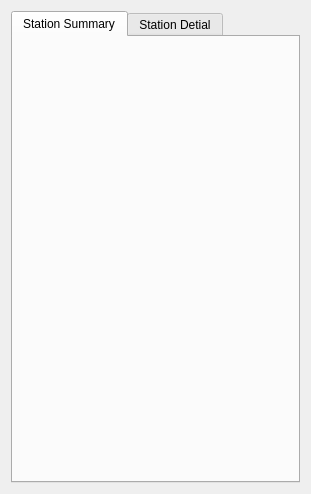
This is mtpy/gui/SmartMT/ui_asset/station_status.ui in MTgeophysics/mtpy as Qt 5 draws it before an edit. The edited form follows.
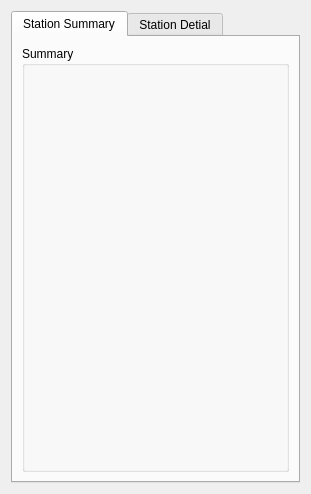
This is the edited form. The open tabs and pages were chosen to show the change.

Patch:
```diff
--- a/mtpy/gui/SmartMT/ui_asset/station_status.ui
+++ b/mtpy/gui/SmartMT/ui_asset/station_status.ui
@@ -23,7 +23,15 @@
       <attribute name="title">
        <string>Station Summary</string>
       </attribute>
-      <layout class="QVBoxLayout" name="verticalLayout_2"/>
+      <layout class="QVBoxLayout" name="verticalLayout_2">
+       <item>
+        <widget class="QGroupBox" name="groupBox_2">
+         <property name="title">
+          <string>Summary</string>
+         </property>
+        </widget>
+       </item>
+      </layout>
      </widget>
      <widget class="QWidget" name="tab_detial">
       <attribute name="title">
```
Left out of the diff: 20 changed lines with no effect on the pictures.
